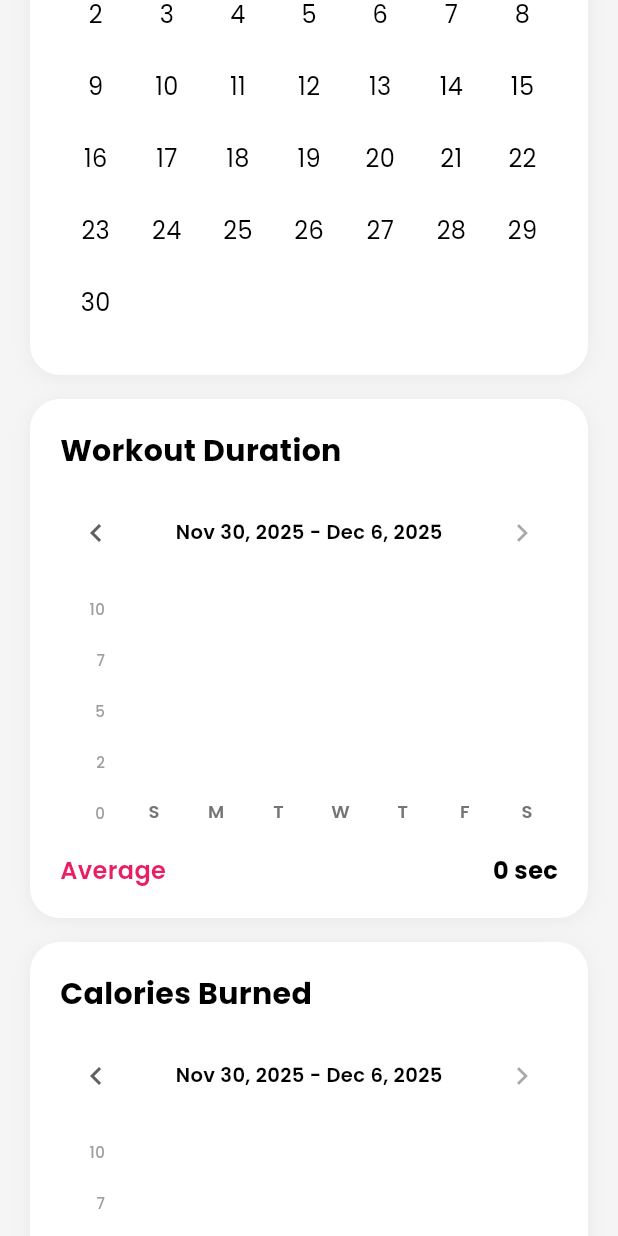
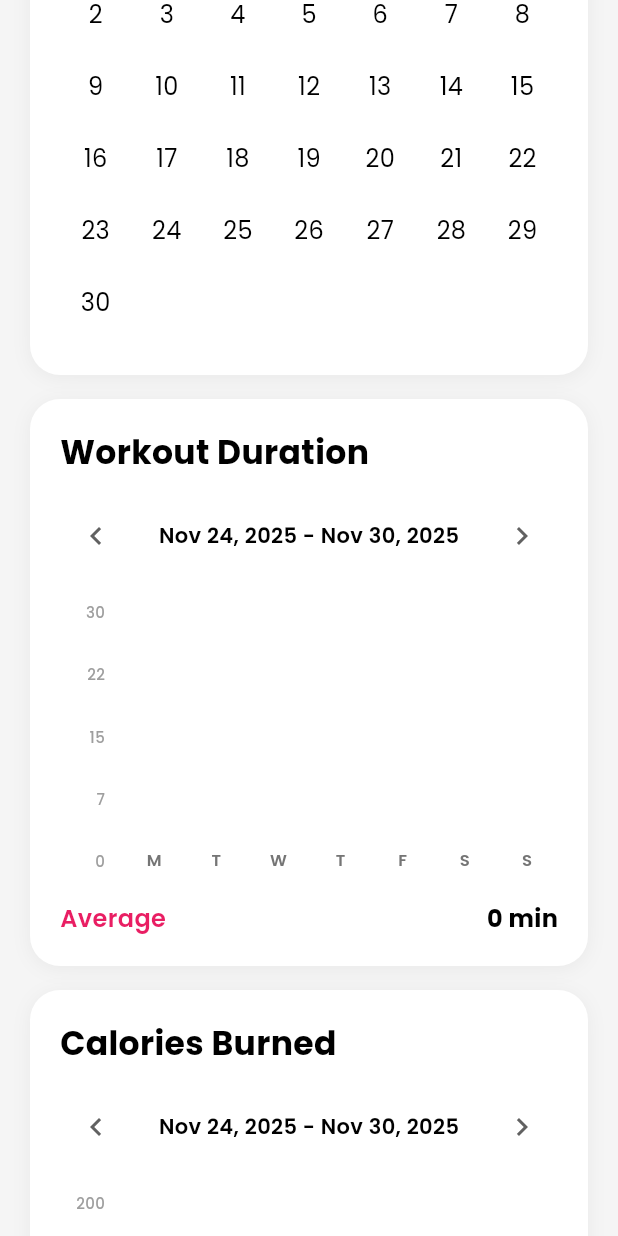
Before and after one commit to aditya-debugs/JustFit, a Flutter app: the ProgressScreen screen opened directly, scrolled down 1152 dp, on a phone screen of 412 x 824 dp. Run offline on Flutter 3.47's test engine with Material 3 defaults, Android fonts, the phone set to English and light mode, and no system bars; our stand-ins replace camera, cloud_firestore, firebase_auth, firebase_core, flutter_tts, get and 8 more; accounts and stored records are empty; generated files the repository leaves out were written again.

Commit message:
completed the progress screen

```diff
--- a/justfit-frontend/lib/views/main_view/screens/progress_screen.dart
+++ b/justfit-frontend/lib/views/main_view/screens/progress_screen.dart
@@ -29,11 +29,11 @@ class _ProgressScreenState extends State<ProgressScreen> {
   DateTime _selectedWeightMonth = DateTime.now();
 
   // Duration tracking (independent)
-  DateTime _selectedDurationWeekStart = DateTime.now().subtract(Duration(days: DateTime.now().weekday % 7));
+  DateTime _selectedDurationWeekStart = DateTime.now().subtract(Duration(days: DateTime.now().weekday - 1));
   Map<int, int> weeklyDurations = {};
 
   // Calories tracking (independent)
-  DateTime _selectedCaloriesWeekStart = DateTime.now().subtract(Duration(days: DateTime.now().weekday % 7));
+  DateTime _selectedCaloriesWeekStart = DateTime.now().subtract(Duration(days: DateTime.now().weekday - 1));
   Map<int, int> weeklyCalories = {};
 
   // Monthly workout days
@@ -149,6 +149,8 @@ class _ProgressScreenState extends State<ProgressScreen> {
     final user = _userService.currentUser.value;
     if (user == null) return;
 
+    print('⏱️ Loading weekly durations for week starting: $_selectedDurationWeekStart');
+
     try {
       final durations = await _firestoreService.getWeeklyDuration(
         userId: user.uid,
@@ -156,16 +158,18 @@ class _ProgressScreenState extends State<ProgressScreen> {
       );
 
       setState(() {
-        weeklyDurations = durations;
+        weeklyDurations = durations; // ✅ Data is already in minutes from Firestore
       });
     } catch (e) {
-      print('Error loading weekly durations: $e');
+      print('❌ Error loading weekly durations: $e');
     }
   }
 
   Future<void> _loadWeeklyCalories() async {
     final user = _userService.currentUser.value;
     if (user == null) return;
+
+    print('🔥 Loading weekly calories for week starting: $_selectedCaloriesWeekStart');
 
     try {
       final calories = await _firestoreService.getWeeklyCalories(
@@ -174,10 +178,10 @@ class _ProgressScreenState extends State<ProgressScreen> {
       );
 
       setState(() {
-        weeklyCalories = calories;
+        weeklyCalories = calories; // ✅ Pure Firestore data, no static fallback
       });
     } catch (e) {
-      print('Error loading weekly calories: $e');
+      print('❌ Error loading weekly calories: $e');
     }
   }
 
@@ -1032,7 +1036,7 @@ class _ProgressScreenState extends State<ProgressScreen> {
     return _buildBarGraphSection(
       title: 'Workout Duration',
       data: weeklyDurations,
-      unit: 'sec',
+      unit: 'min',
       color: const Color(0xFFE91E63),
       average: _calculateAverage(weeklyDurations),
       weekStart: _selectedDurationWeekStart,
@@ -1088,8 +1092,11 @@ class _ProgressScreenState extends State<ProgressScreen> {
     required VoidCallback onNext,
     required bool canGoNext,
   }) {
-    final weekDays = ['S', 'M', 'T', 'W', 'T', 'F', 'S'];
-    final maxValue = data.values.isEmpty ? 10 : data.values.reduce((a, b) => a > b ? a : b);
+    final weekDays = ['M', 'T', 'W', 'T', 'F', 'S', 'S'];
+    // ✅ Set realistic minimum scale based on metric type
+    final dataMax = data.values.isEmpty ? 0 : data.values.reduce((a, b) => a > b ? a : b);
+    final minScale = unit == 'min' ? 30 : 200; // 30 min or 200 kcal minimum Y-axis
+    final maxValue = dataMax > minScale ? dataMax : minScale;
     final weekEnd = weekStart.add(const Duration(days: 6));
 
     return Container(
@@ -1112,7 +1119,7 @@ class _ProgressScreenState extends State<ProgressScreen> {
           Text(
             title,
             style: GoogleFonts.poppins(
-              fontSize: 20,
+              fontSize: 22, // ✅ Slightly bigger title
               fontWeight: FontWeight.w700,
               color: Colors.black,
             ),
@@ -1133,7 +1140,7 @@ class _ProgressScreenState extends State<ProgressScreen> {
               Text(
                 '${DateFormat('MMM d, yyyy').format(weekStart)} - ${DateFormat('MMM d, yyyy').format(weekEnd)}',
                 style: GoogleFonts.poppins(
-                  fontSize: 13,
+                  fontSize: 14, // ✅ Slightly bigger date range
                   fontWeight: FontWeight.w600,
                   color: Colors.black,
                 ),
@@ -1156,7 +1163,7 @@ class _ProgressScreenState extends State<ProgressScreen> {
               // Y-axis labels
               SizedBox(
                 width: 30,
-                height: 150,
+                height: 180,
                 child: Column(
                   mainAxisAlignment: MainAxisAlignment.spaceBetween,
                   crossAxisAlignment: CrossAxisAlignment.end,
@@ -1174,58 +1181,66 @@ class _ProgressScreenState extends State<ProgressScreen> {
               // Bar graph
               Expanded(
                 child: SizedBox(
-                  height: 150,
+                  height: 180, // ✅ Increased from 150
                   child: Row(
                     mainAxisAlignment: MainAxisAlignment.spaceAround,
                     crossAxisAlignment: CrossAxisAlignment.end,
                     children: List.generate(7, (index) {
                       final value = data[index] ?? 0;
-                      final barHeight = maxValue > 0 ? (value / maxValue) * 120 : 0.0;
-
-                      return Expanded(
+                      final barHeight = maxValue > 0 ? (value / maxValue) * 140 : 0.0; // ✅ Increased from 120
+
+                      return Flexible(
+                        child: Padding(
+                          padding: const EdgeInsets.symmetric(horizontal: 2), // Small spacing between bars
                           child: Column(
                             mainAxisAlignment: MainAxisAlignment.end,
+                            mainAxisSize: MainAxisSize.min, // ✅ CRITICAL: Minimize vertical space
                             children: [
                               // Value label on top of bar
                               if (value > 0)
                                 Container(
-                                padding: const EdgeInsets.symmetric(horizontal: 6, vertical: 3),
+                                  constraints: const BoxConstraints(maxWidth: 45),
+                                  padding: const EdgeInsets.symmetric(horizontal: 3, vertical: 1.5),
                                   decoration: BoxDecoration(
                                     color: Colors.black,
-                                  borderRadius: BorderRadius.circular(10),
+                                    borderRadius: BorderRadius.circular(8),
                                   ),
                                   child: Text(
-                                  '$value $unit',
-                                  style: GoogleFonts.poppins(
-                                    fontSize: 9,
+                                    value.toString(),
+                                    style: GoogleFonts.poppins(
+                                      fontSize: 8.5,
                                       color: Colors.white,
                                       fontWeight: FontWeight.w600,
                                     ),
-                                ),
-                              ),
-                            if (value > 0) const SizedBox(height: 4),
+                                    textAlign: TextAlign.center,
+                                    overflow: TextOverflow.clip,
+                                    maxLines: 1,
+                                  ),
+                                ),
+                              if (value > 0) const SizedBox(height: 3), // ✅ Reduced from 4
 
                               // Bar
                               Container(
-                              width: 20,
+                                width: 22,
                                 height: barHeight < 2 && value > 0 ? 2 : barHeight,
                                 decoration: BoxDecoration(
                                   color: value > 0 ? color : Colors.transparent,
                                   borderRadius: const BorderRadius.vertical(top: Radius.circular(4)),
                                 ),
                               ),
-                            const SizedBox(height: 8),
+                              const SizedBox(height: 6), // ✅ Reduced from 8
 
                               // Day label
                               Text(
                                 weekDays[index],
                                 style: GoogleFonts.poppins(
-                                fontSize: 12,
+                                  fontSize: 11,
                                   fontWeight: FontWeight.w600,
                                   color: Colors.grey[600],
                                 ),
                               ),
                             ],
+                          ),
                         ),
                       );
                     }),
```
Also changed, not shown: justfit-frontend/lib/core/services/firestore_service.dart (+18 -6 lines). Lines whose indentation alone changed are shown as unchanged.
